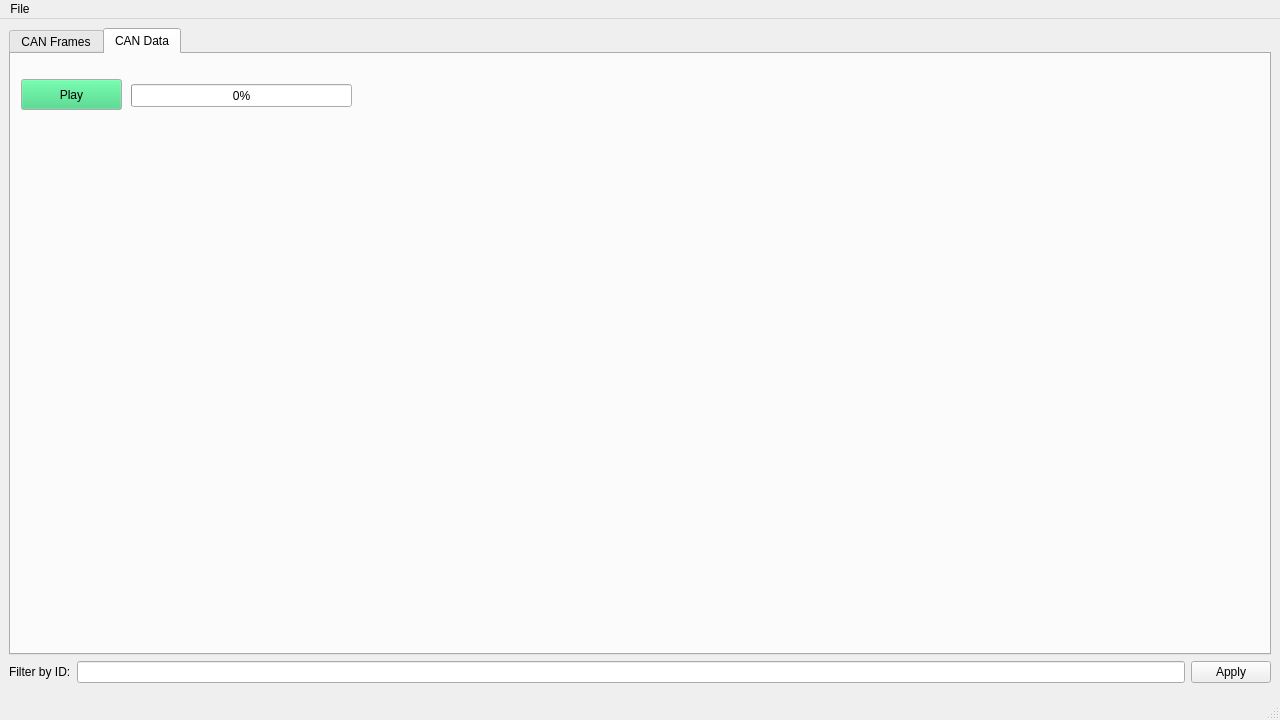
Above: mainwindow.ui from AidanRouai/CANvis1 before the change. Below: the same form after it.
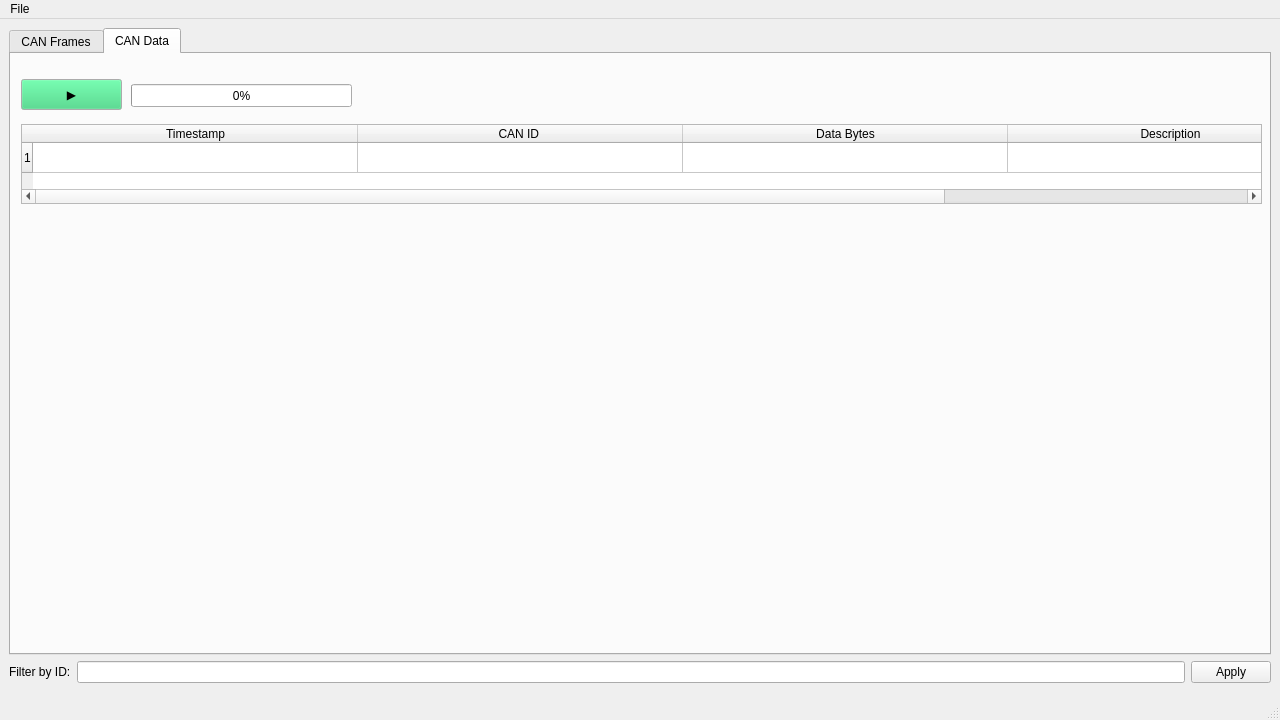
That is the form after the change.

Commit message: Fixed progress bar and play button

```diff
--- a/mainwindow.ui
+++ b/mainwindow.ui
@@ -16,6 +16,8 @@
   <widget class="QWidget" name="centralwidget">
    <layout class="QVBoxLayout" name="verticalLayout">
     <item>
+     <layout class="QHBoxLayout" name="fileLayout">
+      <item>
      <widget class="QTabWidget" name="Tabs">
       <property name="currentIndex">
        <number>1</number>
@@ -161,23 +163,12 @@
          </palette>
         </property>
         <property name="text">
-         <string>Play</string>
+           <string>▶</string>
         </property>
         <property name="autoDefault">
          <bool>true</bool>
         </property>
        </widget>
-       <widget class="QWidget" name="gridLayoutWidget">
-        <property name="geometry">
-         <rect>
-          <x>9</x>
-          <y>69</y>
-          <width>1241</width>
-          <height>491</height>
-         </rect>
-        </property>
-        <layout class="QGridLayout" name="gridLayout"/>
-       </widget>
        <widget class="QProgressBar" name="progressBar">
         <property name="geometry">
          <rect>
@@ -191,11 +182,67 @@
          <number>0</number>
         </property>
        </widget>
+         <widget class="QTableWidget" name="currentFrameTable">
+          <property name="geometry">
+           <rect>
+            <x>10</x>
+            <y>70</y>
+            <width>1241</width>
+            <height>80</height>
+           </rect>
+          </property>
+          <property name="alternatingRowColors">
+           <bool>true</bool>
+          </property>
+          <property name="rowCount">
+           <number>1</number>
+          </property>
+          <property name="columnCount">
+           <number>4</number>
+          </property>
+          <property name="horizontalHeaderLabels" stdset="0">
+           <stringlist>
+            <string>Timestamp</string>
+            <string>CAN ID </string>
+            <string>Data Bytes</string>
+            <string>Description</string>
+           </stringlist>
+          </property>
+          <attribute name="horizontalHeaderCascadingSectionResizes">
+           <bool>false</bool>
+          </attribute>
+          <attribute name="horizontalHeaderMinimumSectionSize">
+           <number>100</number>
+          </attribute>
+          <attribute name="horizontalHeaderDefaultSectionSize">
+           <number>325</number>
+          </attribute>
+          <row/>
+          <column>
+           <property name="text">
+            <string>Timestamp</string>
+           </property>
+          </column>
+          <column>
+           <property name="text">
+            <string>CAN ID </string>
+           </property>
+          </column>
+          <column>
+           <property name="text">
+            <string>Data Bytes</string>
+           </property>
+          </column>
+          <column>
+           <property name="text">
+            <string>Description</string>
+           </property>
+          </column>
+         </widget>
       </widget>
      </widget>
     </item>
-    <item>
-     <layout class="QHBoxLayout" name="fileLayout"/>
+     </layout>
     </item>
     <item>
      <layout class="QHBoxLayout" name="filterLayout">
```
Lines whose indentation alone changed are shown as unchanged. The commit also changes 6 other files.
